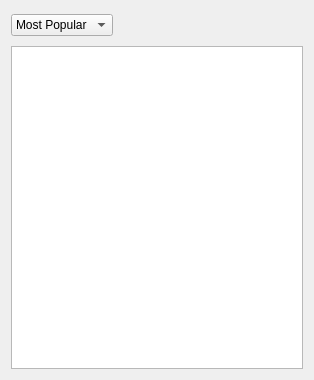
This is 2.x/UI/dooble_favorites_popup.ui in textbrowser/dooble as Qt 5 draws it before an edit. The edited form follows.
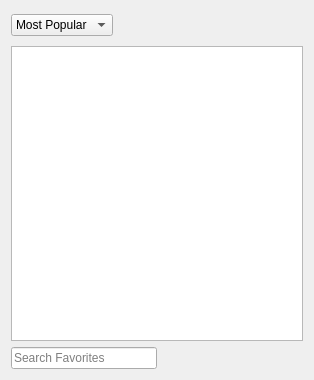
This is the edited form. Icons and pictures are not drawn. Custom widgets are drawn as their Qt base class.

Commit message: Favorites search. Version 2.1.1 is about complete.

```diff
--- a/2.x/UI/dooble_favorites_popup.ui
+++ b/2.x/UI/dooble_favorites_popup.ui
@@ -113,6 +113,33 @@
      </attribute>
     </widget>
    </item>
+   <item>
+    <layout class="QHBoxLayout" name="horizontalLayout_2">
+     <item>
+      <widget class="dooble_search_widget" name="search">
+       <property name="placeholderText">
+        <string>Search Favorites</string>
+       </property>
+       <property name="clearButtonEnabled">
+        <bool>true</bool>
+       </property>
+      </widget>
+     </item>
+     <item>
+      <spacer name="horizontalSpacer_2">
+       <property name="orientation">
+        <enum>Qt::Horizontal</enum>
+       </property>
+       <property name="sizeHint" stdset="0">
+        <size>
+         <width>40</width>
+         <height>20</height>
+        </size>
+       </property>
+      </spacer>
+     </item>
+    </layout>
+   </item>
   </layout>
  </widget>
  <customwidgets>
@@ -121,6 +148,11 @@
    <extends>QTableView</extends>
    <header>dooble_favorites_table_view.h</header>
   </customwidget>
+  <customwidget>
+   <class>dooble_search_widget</class>
+   <extends>QLineEdit</extends>
+   <header>dooble_search_widget.h</header>
+  </customwidget>
  </customwidgets>
  <tabstops>
   <tabstop>sort_order</tabstop>
```
The commit also changes 7 other files.
